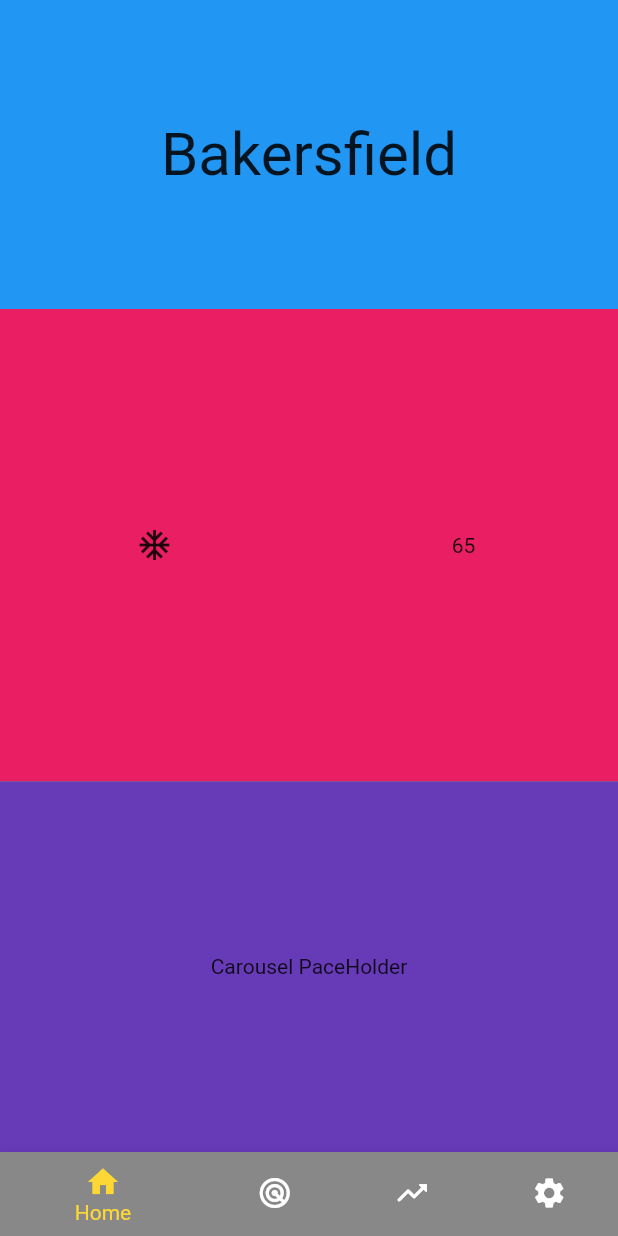
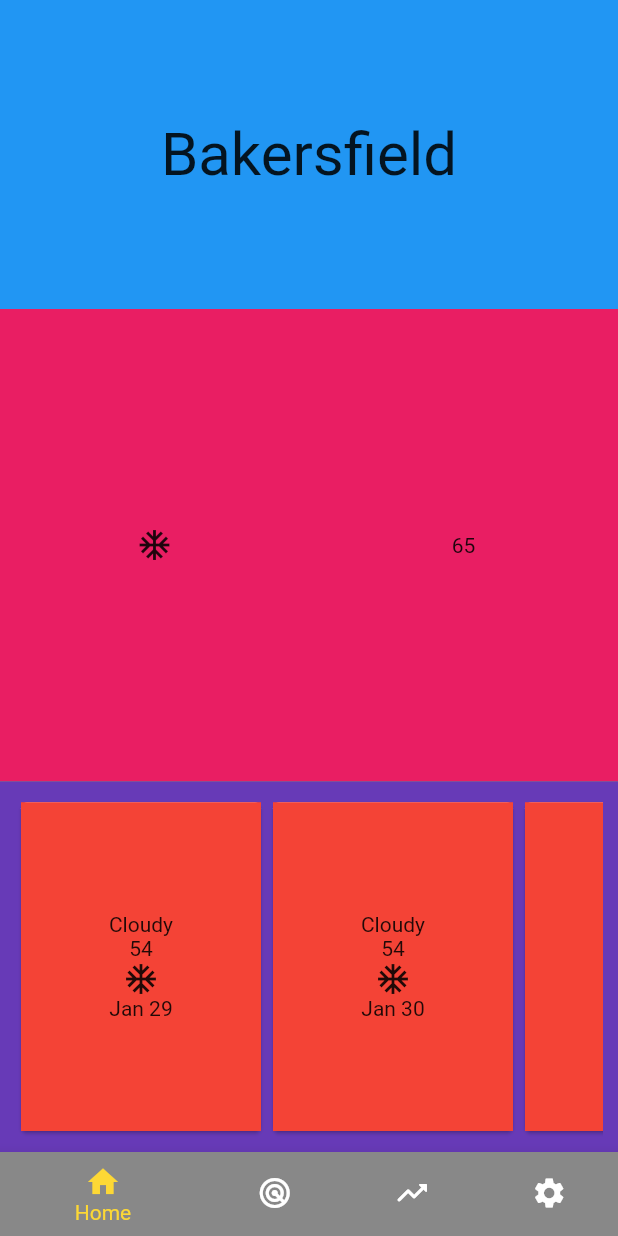
Before and after one commit to jordnance/CaliWeather, a Flutter app: the screen it shows after launch, on a phone screen of 412 x 824 dp. Run offline on Flutter 3.47's test engine with Material 2 defaults, Android fonts, the light colour scheme and no system bars; our stand-ins replace carousel_slider, flutter_map, latlong2, parse_server_sdk_flutter.

Commit message:
added scrolling listview [DR, GJR, ML]

```diff
--- a/lib/home.dart
+++ b/lib/home.dart
@@ -54,12 +54,121 @@
             SizedBox(
               height: MediaQuery.of(context).size.height * 0.30,
               child: Container(
+                padding: EdgeInsets.all(10),
                 color: Colors.deepPurple, // debugging row height
                 child: Row(
-                  children: const <Widget>[
+                  children: <Widget>[
                     Expanded(
-                      child: Text('Carousel PaceHolder',
-                          textAlign: TextAlign.center),
+                      child: ListView(
+                        scrollDirection: Axis.horizontal,
+                        children: <Widget>[
+                          Card(
+                            child: Container(
+                              width: 160.0,
+                              color: Colors.red,
+                              child: Column(
+                                mainAxisAlignment: MainAxisAlignment.center,
+                                children: <Widget>[
+                                  Text("Cloudy"),
+                                  Text("54"),
+                                  Icon(Icons.ac_unit),
+                                  Text("Jan 29"),
+                                ],
+                              ),
+                            ),
+                          ),
+                          Card(
+                            child: Container(
+                              width: 160.0,
+                              color: Colors.red,
+                              child: Column(
+                                mainAxisAlignment: MainAxisAlignment.center,
+                                children: <Widget>[
+                                  Text("Cloudy"),
+                                  Text("54"),
+                                  Icon(Icons.ac_unit),
+                                  Text("Jan 30"),
+                                ],
+                              ),
+                            ),
+                          ),
+                          Card(
+                            child: Container(
+                              width: 160.0,
+                              color: Colors.red,
+                              child: Column(
+                                mainAxisAlignment: MainAxisAlignment.center,
+                                children: <Widget>[
+                                  Text("Cloudy"),
+                                  Text("54"),
+                                  Icon(Icons.ac_unit),
+                                  Text("Jan 31"),
+                                ],
+                              ),
+                            ),
+                          ),
+                          Card(
+                            child: Container(
+                              width: 160.0,
+                              color: Colors.red,
+                              child: Column(
+                                mainAxisAlignment: MainAxisAlignment.center,
+                                children: <Widget>[
+                                  Text("Cloudy"),
+                                  Text("54"),
+                                  Icon(Icons.ac_unit),
+                                  Text("Feb 01"),
+                                ],
+                              ),
+                            ),
+                          ),
+                          Card(
+                            child: Container(
+                              width: 160.0,
+                              color: Colors.red,
+                              child: Column(
+                                mainAxisAlignment: MainAxisAlignment.center,
+                                children: <Widget>[
+                                  Text("Cloudy"),
+                                  Text("54"),
+                                  Icon(Icons.ac_unit),
+                                  Text("Feb 02"),
+                                ],
+                              ),
+                            ),
+                          ),
+                          Card(
+                            child: Container(
+                              width: 160.0,
+                              color: Colors.red,
+                              child: Column(
+                                mainAxisAlignment: MainAxisAlignment.center,
+                                children: <Widget>[
+                                  Text("Cloudy"),
+                                  Text("54"),
+                                  Icon(Icons.ac_unit),
+                                  Text("Feb 03"),
+                                ],
+                              ),
+                            ),
+                          ),
+                          Card(
+                            child: Container(
+                              width: 160.0,
+                              color: Colors.red,
+                              child: Column(
+                                mainAxisAlignment: MainAxisAlignment.center,
+                                children: <Widget>[
+                                  Text("Cloudy"),
+                                  Text("54"),
+                                  Icon(Icons.ac_unit),
+                                  Text("Feb 04"),
+                                ],
+                              ),
+                            ),
+                          ),
+                        ],
+                      ),
                     ),
                   ],
                 ),
```
Also changed, not shown: 1 other file.
